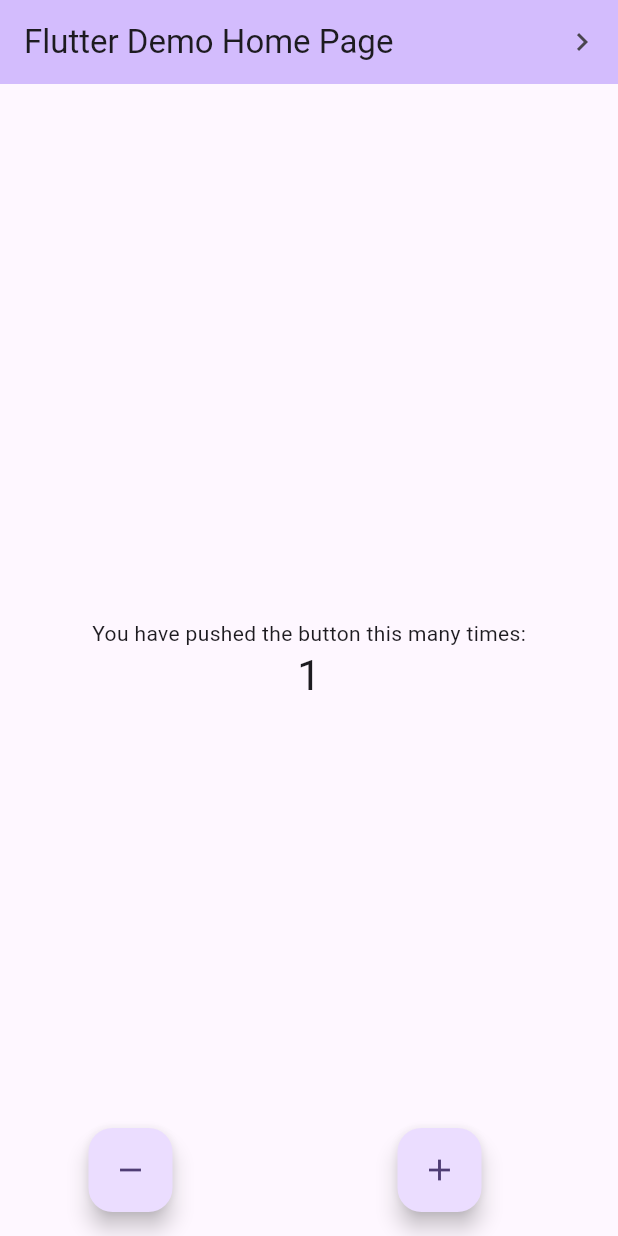
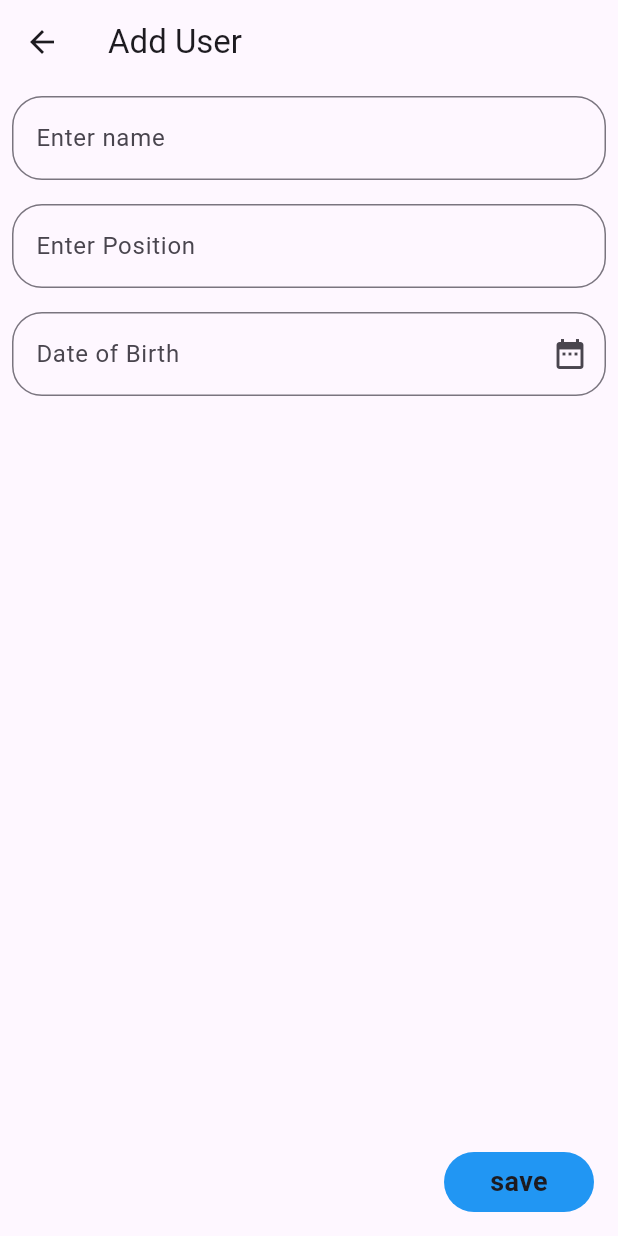
Before and after one commit to PHANNA11/Bloc-getX, a Flutter app: the screen it shows after launch, after a tap on the "add" icon, on a phone screen of 412 x 824 dp. Run offline on Flutter 3.47's test engine with Material 3 defaults, Android fonts, the phone set to English and light mode, and no system bars; our stand-ins replace get; missing offline and left inert: bottom_picker.

Commit message:
add list User

```diff
--- a/lib/main.dart
+++ b/lib/main.dart
@@ -3,6 +3,7 @@ import 'package:get/get.dart';
 import 'package:get/route_manager.dart';
 import 'package:ui_state/counter_controller.dart';
 import 'package:ui_state/second_screen.dart';
+import 'package:ui_state/user/screen/list_user_screen.dart';
 
 void main() {
   runApp(const MyApp());
@@ -14,12 +15,13 @@ class MyApp extends StatelessWidget {
   @override
   Widget build(BuildContext context) {
     return GetMaterialApp(
+      debugShowCheckedModeBanner: false,
       title: 'Flutter Demo',
       theme: ThemeData(
         colorScheme: ColorScheme.fromSeed(seedColor: Colors.deepPurple),
         useMaterial3: true,
       ),
-      home: const MyHomePage(title: 'Flutter Demo Home Page'),
+      home: ListUserScreen(),
     );
   }
 }
--- /dev/null
+++ b/lib/user/controller/user_controller.dart
@@ -0,0 +1,11 @@
+import 'package:get/get.dart';
+import 'package:ui_state/user/model/user_model.dart';
+
+class UserController extends GetxController {
+  RxList<UserModel> lists = <UserModel>[].obs;
+  Future<bool> addUser({required UserModel user}) async {
+    lists.add(user);
+    update();
+    return true;
+  }
+}
--- /dev/null
+++ b/lib/user/model/user_model.dart
@@ -0,0 +1,7 @@
+class UserModel {
+  int? id;
+  String? name;
+  String? position;
+  DateTime? dob;
+  UserModel({this.id, this.name, this.position, this.dob});
+}
--- /dev/null
+++ b/lib/user/screen/add_user.dart
@@ -0,0 +1,151 @@
+import 'package:bottom_picker/bottom_picker.dart';
+import 'package:bottom_picker/resources/arrays.dart';
+import 'package:flutter/cupertino.dart';
+import 'package:flutter/material.dart';
+import 'package:get/get.dart';
+import 'package:intl/intl.dart';
+import 'package:ui_state/user/controller/user_controller.dart';
+import 'package:ui_state/user/model/user_model.dart';
+
+class AddEditUser extends StatelessWidget {
+  AddEditUser({super.key});
+  TextEditingController nameController = TextEditingController();
+  TextEditingController positionController = TextEditingController();
+  TextEditingController dobController = TextEditingController();
+  final userController = Get.put(UserController());
+  @override
+  Widget build(BuildContext context) {
+    return GetBuilder<UserController>(builder: (contextGetx) {
+      return Scaffold(
+        appBar: AppBar(
+          title: const Text('Add User'),
+        ),
+        body: ListView(
+          children: [
+            Padding(
+              padding: const EdgeInsets.all(8.0),
+              child: TextFormField(
+                controller: nameController,
+                decoration: const InputDecoration(
+                  border: OutlineInputBorder(
+                      borderRadius: BorderRadius.all(Radius.circular(20))),
+                  hintText: 'Enter name',
+                ),
+              ),
+            ),
+            Padding(
+              padding: const EdgeInsets.all(8.0),
+              child: TextFormField(
+                controller: positionController,
+                decoration: const InputDecoration(
+                  border: OutlineInputBorder(
+                      borderRadius: BorderRadius.all(Radius.circular(20))),
+                  hintText: 'Enter Position',
+                ),
+              ),
+            ),
+            Padding(
+              padding: const EdgeInsets.all(8.0),
+              child: TextFormField(
+                controller: dobController,
+                decoration: InputDecoration(
+                    border: const OutlineInputBorder(
+                        borderRadius: BorderRadius.all(Radius.circular(20))),
+                    hintText: 'Date of Birth',
+                    suffixIcon: GestureDetector(
+                        onTap: () => _openDatePicker(context),
+                        child: const Icon(Icons.date_range))),
+              ),
+            ),
+          ],
+        ),
+        floatingActionButton: GestureDetector(
+          onTap: () async {
+            if (nameController.text.isNotEmpty ||
+                positionController.text.isNotEmpty ||
+                dobController.text.isNotEmpty) {
+              await userController
+                  .addUser(
+                      user: UserModel(
+                          id: DateTime.now().microsecondsSinceEpoch,
+                          name: nameController.text,
+                          position: positionController.text,
+                          dob: DateFormat('dd/MMM/yyyy')
+                              .parse(dobController.text)))
+                  .then((value) {
+                if (value) {
+                  nameController.text = '';
+                  positionController.text = '';
+                  dobController.text = '';
+                  final snackBar = SnackBar(
+                    content: const Text('User was added'),
+                    action: SnackBarAction(
+                      label: 'Ok',
+                      onPressed: () {
+                        // Some code to undo the change.
+                      },
+                    ),
+                  );
+                  ScaffoldMessenger.of(context).showSnackBar(snackBar);
+                }
+              });
+            } else {
+              final snackBar = SnackBar(
+                content: const Text('Field Can\'s not Empty'),
+                action: SnackBarAction(
+                  label: 'Ok',
+                  onPressed: () {
+                    // Some code to undo the change.
+                  },
+                ),
+              );
+              ScaffoldMessenger.of(context).showSnackBar(snackBar);
+            }
+          },
+          child: Container(
+            height: 40,
+            width: 100,
+            decoration: BoxDecoration(
+                borderRadius: BorderRadius.circular(30), color: Colors.blue),
+            child: const Center(
+              child: Text(
+                'save',
+                style: TextStyle(fontSize: 18, fontWeight: FontWeight.bold),
+              ),
+            ),
+          ),
+        ),
+      );
+    });
+  }
+
+  void _openDatePicker(BuildContext context) {
+    BottomPicker.date(
+      pickerTitle: const Text(
+        'Set your Birthday',
+        style: TextStyle(
+          fontWeight: FontWeight.bold,
+          fontSize: 15,
+          color: Colors.blue,
+        ),
+      ),
+      dateOrder: DatePickerDateOrder.dmy,
+      initialDateTime: DateTime(1996, 10, 22),
+      maxDateTime: DateTime(2011),
+      minDateTime: DateTime(1980),
+      pickerTextStyle: const TextStyle(
+        color: Colors.blue,
+        fontWeight: FontWeight.bold,
+        fontSize: 12,
+      ),
+      onChange: (index) {
+        print(index);
+      },
+      onSubmit: (index) {
+        final df = DateFormat('dd/MMM/yyyy');
+        dobController.text = df.format(index).toString();
+      },
+      bottomPickerTheme: BottomPickerTheme.plumPlate,
+    ).show(context);
+  }
+}
--- /dev/null
+++ b/lib/user/screen/list_user_screen.dart
@@ -0,0 +1,37 @@
+import 'package:flutter/material.dart';
+import 'package:get/get.dart';
+import 'package:ui_state/user/controller/user_controller.dart';
+import 'package:ui_state/user/screen/add_user.dart';
+
+class ListUserScreen extends StatelessWidget {
+  ListUserScreen({super.key});
+
+  final userController = Get.put(UserController());
+  @override
+  Widget build(BuildContext context) {
+    return Scaffold(
+      appBar: AppBar(
+        title: Text('List USER'.toUpperCase()),
+      ),
+      body: Obx(
+        () => ListView.separated(
+            itemBuilder: (context, index) {
+              return ListTile(
+                title: Text(userController.lists[index].name.toString()),
+                subtitle: Text(userController.lists[index].position.toString()),
+                trailing:
+                    Text('DOB: ${userController.lists[index].dob.toString()}'),
+              );
+            },
+            separatorBuilder: (context, index) => const Divider(),
+            itemCount: userController.lists.length),
+      ),
+      floatingActionButton: FloatingActionButton(
+        onPressed: () {
+          Get.to(() => AddEditUser());
+        },
+        child: Icon(Icons.add),
+      ),
+    );
+  }
+}
--- a/pubspec.yaml
+++ b/pubspec.yaml
@@ -36,6 +36,8 @@ dependencies:
   # The following adds the Cupertino Icons font to your application.
   # Use with the CupertinoIcons class for iOS style icons.
   cupertino_icons: ^1.0.2
+  bottom_picker: ^2.8.0
+  intl: ^0.19.0
 
 dev_dependencies:
   flutter_test:
```
Also changed, not shown: pubspec.lock.
